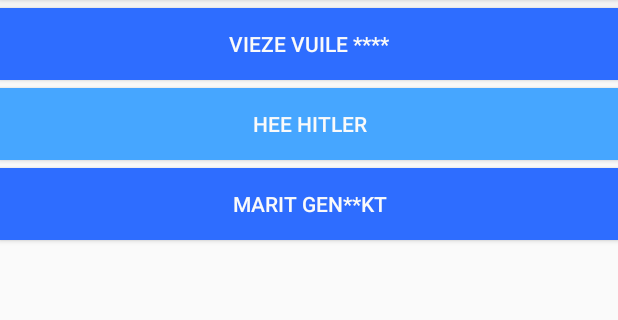
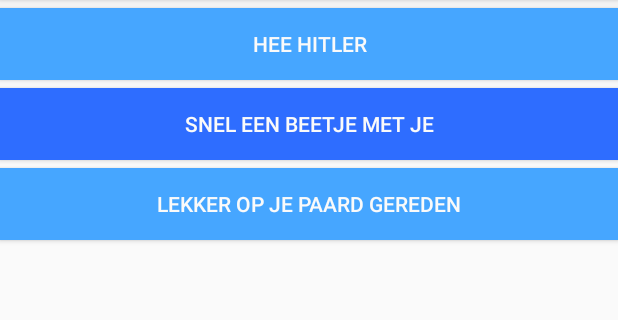
Before and after one commit to JelleStu/sluipschutters, an Android app: the screen it shows after launch (MainActivity), on a phone screen of 412 x 824 dp, the part 84-404 px from its top. Run offline under Robolectric (Android 15) with nearby library versions, the phone set to English and light mode, and no system bars.

Commit message:
4e pull. Filmpje hitler compleet.

```diff
--- a/app/src/main/java/nl/jellestukstette/sluipschutterssoundboard/MainActivity.java
+++ b/app/src/main/java/nl/jellestukstette/sluipschutterssoundboard/MainActivity.java
@@ -8,13 +8,14 @@ import android.widget.Button;
 
 public class MainActivity extends AppCompatActivity {
     Button bt;
-    Button bthitler;
+    Button btstinkbek;
+    Button bthoerenpaard;
     @Override
     protected void onCreate(Bundle savedInstanceState) {
         super.onCreate(savedInstanceState);
         setContentView(R.layout.activity_main);
-        bt = (Button) findViewById(R.id.btnViezeVuile);
-        final MediaPlayer mp = MediaPlayer.create(this, R.raw.sample);
+        bt = (Button) findViewById(R.id.btnHeeHitler);
+        final MediaPlayer mp = MediaPlayer.create(this, R.raw.heehitler);
         bt.setOnClickListener(new View.OnClickListener(){
             @Override
             public void onClick(View view){
@@ -22,12 +23,23 @@ public class MainActivity extends AppCompatActivity {
             }
         });
 
-        bthitler = (Button) findViewById(R.id.btnHeeHitler);
-        final MediaPlayer mp2 = MediaPlayer.create(this, R.raw.heehitler);
-        bthitler.setOnClickListener(new View.OnClickListener(){
+
+        btstinkbek = (Button) findViewById(R.id.btnStinkBek);
+        final MediaPlayer mp3 = MediaPlayer.create(this, R.raw.stinkbek);
+        btstinkbek.setOnClickListener(new View.OnClickListener(){
             @Override
             public void onClick(View view){
-                mp2.start();
+                mp3.start();
+
+            }
+        });
+
+        bthoerenpaard = (Button) findViewById(R.id.btnHoerenPaard);
+        final MediaPlayer mp4 = MediaPlayer.create(this, R.raw.hoerenpaard);
+        bthoerenpaard.setOnClickListener(new View.OnClickListener(){
+            @Override
+            public void onClick(View view){
+                mp4.start();
                 // only change for push
             }
         });
--- a/app/src/main/res/layout/activity_main.xml
+++ b/app/src/main/res/layout/activity_main.xml
@@ -16,10 +16,19 @@
             android:orientation="vertical" >
 
             <Button
-                android:id="@+id/btnViezeVuile"
+                android:id="@+id/btnHeeHitler"
                 android:layout_width="match_parent"
                 android:layout_height="wrap_content"
-                android:text="Vieze vuile ****"
+                android:layout_marginTop="5dp"
+                android:background="@color/colorLightBlue"
+                android:text="Hee Hitler"
+                android:textColor="#fafafa" />
+
+            <Button
+                android:id="@+id/btnStinkBek"
+                android:layout_width="match_parent"
+                android:layout_height="wrap_content"
+                android:text="Snel een beetje met je"
                 android:textColor="#fafafa"
                 android:background="@color/colorBlue"
                 android:layout_marginTop="5dp"
@@ -27,21 +36,12 @@
                 />
 
             <Button
-                android:id="@+id/btnHeeHitler"
+                android:id="@+id/btnHoerenPaard"
                 android:layout_width="match_parent"
                 android:layout_height="wrap_content"
-                android:layout_marginBottom="5dp"
+                android:text="Lekker op je paard gereden"
+                android:textColor="#fafafa"
                 android:background="@color/colorLightBlue"
-                android:text="Hee Hitler"
-                android:textColor="#fafafa" />
-
-            <Button
-                android:id="@+id/btnMaritGeneukt"
-                android:layout_width="match_parent"
-                android:layout_height="wrap_content"
-                android:text="Marit gen**kt"
-                android:textColor="#fafafa"
-                android:background="@color/colorBlue"
                 android:layout_marginBottom="5dp"
                 />
 
```
Also changed, not shown: 2 other files.
